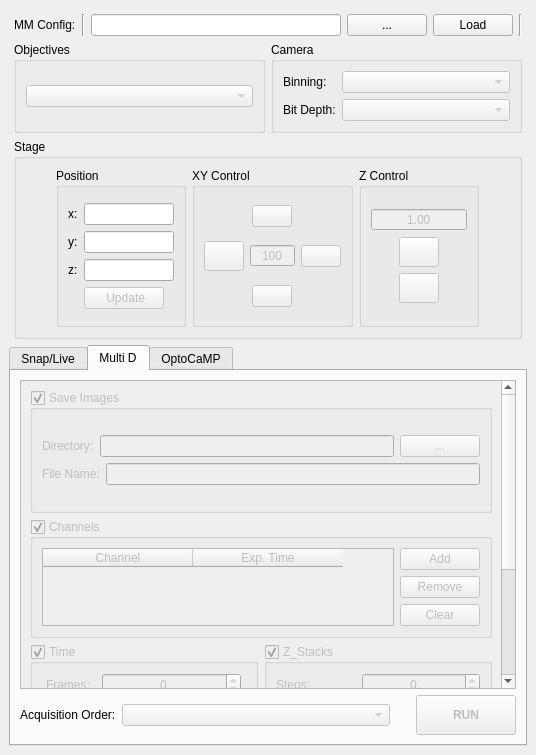
Qt form micromanager_gui/micromanager_gui_1.ui (pymmcore-plus/napari-micromanager) before a commit.
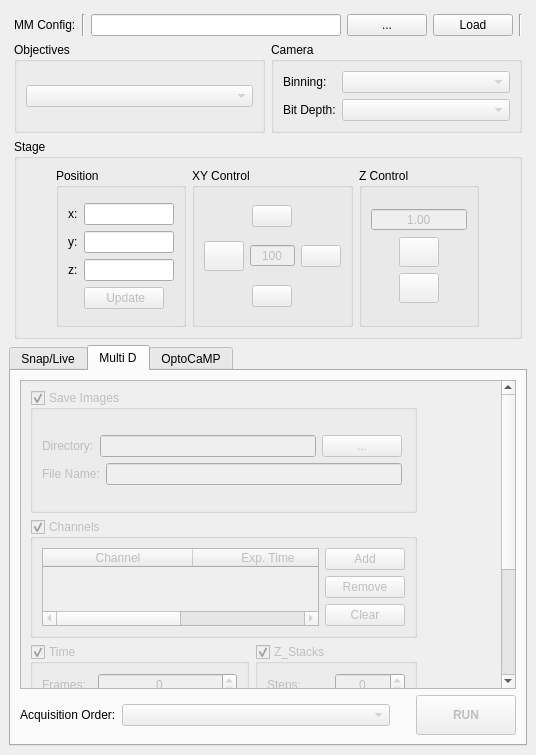
The same form after that commit. The open tabs and pages were chosen to show the change.

The edit to the form file:
```diff
--- a/micromanager_gui/micromanager_gui_1.ui
+++ b/micromanager_gui/micromanager_gui_1.ui
@@ -758,12 +758,15 @@
               <property name="widgetResizable">
                <bool>true</bool>
               </property>
+              <property name="alignment">
+               <set>Qt::AlignCenter</set>
+              </property>
               <widget class="QWidget" name="scrollAreaWidgetContents">
                <property name="geometry">
                 <rect>
                  <x>0</x>
                  <y>0</y>
-                 <width>460</width>
+                 <width>464</width>
                  <height>594</height>
                 </rect>
                </property>
@@ -788,6 +791,9 @@
                      <bool>true</bool>
                     </property>
                     <layout class="QGridLayout" name="gridLayout_44">
+                     <property name="rightMargin">
+                      <number>12</number>
+                     </property>
                      <item row="0" column="0">
                       <layout class="QGridLayout" name="gridLayout_45">
                        <item row="1" column="0">
@@ -1179,6 +1185,19 @@
                   </item>
                  </layout>
                 </item>
+                <item row="0" column="1">
+                 <spacer name="horizontalSpacer">
+                  <property name="orientation">
+                   <enum>Qt::Horizontal</enum>
+                  </property>
+                  <property name="sizeHint" stdset="0">
+                   <size>
+                    <width>40</width>
+                    <height>20</height>
+                   </size>
+                  </property>
+                 </spacer>
+                </item>
                </layout>
               </widget>
              </widget>
```
Left out of the diff: 161 changed lines with no effect on the pictures.
